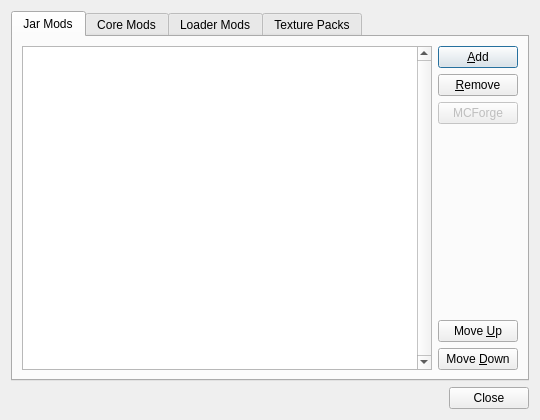
Above: gui/LegacyModEditDialog.ui from FreesmTeam/FreesmLauncher before the change. Below: the same form after it.
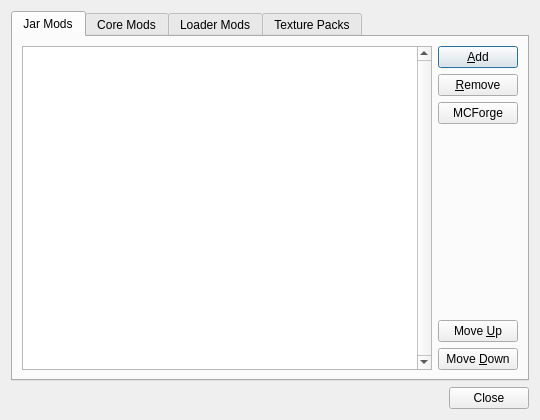
That is the form after the change. Custom widgets are drawn as their Qt base class.

Diff of the .ui file:
```diff
--- a/gui/LegacyModEditDialog.ui
+++ b/gui/LegacyModEditDialog.ui
@@ -52,9 +52,6 @@
          </item>
          <item>
           <widget class="QPushButton" name="addForgeBtn">
-           <property name="enabled">
-            <bool>false</bool>
-           </property>
            <property name="text">
             <string>MCForge</string>
            </property>
```
